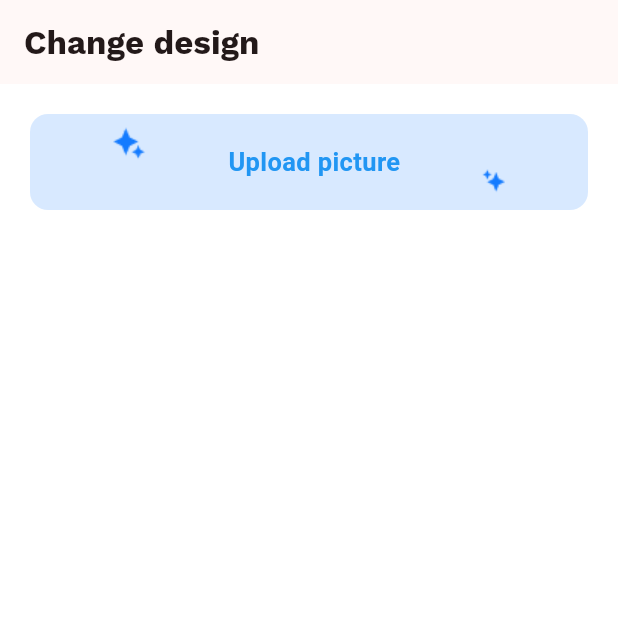
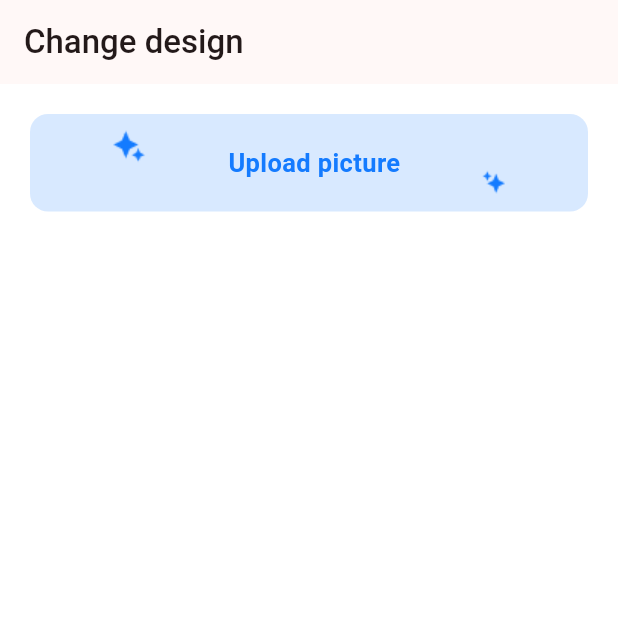
Before and after one commit to toseefkhan403/ImagePanningAssignment, a Flutter app: the screen it shows after launch, on a phone screen of 412 x 824 dp, the top half of it. Run offline on Flutter 3.47's test engine with Material 2 defaults, Android fonts, the phone set to English and light mode, and no system bars; drawn by our look-alikes of loader_overlay; our stand-ins replace fluttertoast, google_fonts, image_cropper, image_picker.

Commit message:
code optimizations and added card api response model

```diff
--- /dev/null
+++ b/lib/models/card_api_response_model.dart
@@ -0,0 +1,128 @@
+import 'dart:convert';
+
+CardApiResponse cardApiResponseFromJson(String str) =>
+    CardApiResponse.fromJson(json.decode(str));
+
+String cardApiResponseToJson(CardApiResponse data) =>
+    json.encode(data.toJson());
+
+class CardApiResponse {
+  final bool? success;
+  final bool? isAuth;
+  final String? message;
+  final List<Result>? result;
+
+  CardApiResponse({
+    this.success,
+    this.isAuth,
+    this.message,
+    required this.result,
+  });
+
+  factory CardApiResponse.fromJson(Map<String, dynamic> json) =>
+      CardApiResponse(
+        success: json["success"],
+        isAuth: json["isAuth"],
+        message: json["message"],
+        result: json["result"] == null
+            ? []
+            : List<Result>.from(json["result"]!.map((x) => Result.fromJson(x))),
+      );
+
+  Map<String, dynamic> toJson() => {
+        "success": success,
+        "isAuth": isAuth,
+        "message": message,
+        "result": result == null
+            ? []
+            : List<dynamic>.from(result!.map((x) => x.toJson())),
+      };
+}
+
+class Result {
+  final String? cardImageId;
+  final String? cardShortBgUrl;
+  final String? cardLongBgUrl;
+  final String? cardImageUrl;
+  final String? cardImageUrl2;
+  final String? cardImageUrl3;
+  final String? cardImageUrl4;
+  final String? categoryId;
+  final String? cardName;
+  final String? errorTextColor;
+  final String? cardDesignType;
+  final ResultCustomImageCardDesignInfo? customImageCardDesignInfo;
+  final bool? favouriteStatus;
+
+  Result({
+    this.cardImageId,
+    this.cardShortBgUrl,
+    this.cardLongBgUrl,
+    this.cardImageUrl,
+    this.cardImageUrl2,
+    this.cardImageUrl3,
+    this.cardImageUrl4,
+    this.categoryId,
+    this.cardName,
+    this.errorTextColor,
+    this.cardDesignType,
+    required this.customImageCardDesignInfo,
+    this.favouriteStatus,
+  });
+
+  factory Result.fromJson(Map<String, dynamic> json) => Result(
+        cardImageId: json["cardImageId"],
+        cardShortBgUrl: json["cardShortBgURL"],
+        cardLongBgUrl: json["cardLongBgURL"],
+        cardImageUrl: json["cardImageURL"],
+        cardImageUrl2: json["cardImageURL2"],
+        cardImageUrl3: json["cardImageURL3"],
+        cardImageUrl4: json["cardImageURL4"],
+        categoryId: json["categoryId"],
+        cardName: json["cardName"],
+        errorTextColor: json["errorTextColor"],
+        cardDesignType: json["cardDesignType"],
+        customImageCardDesignInfo: json["customImageCardDesignInfo"] == null
+            ? null
+            : ResultCustomImageCardDesignInfo.fromJson(
+                json["customImageCardDesignInfo"]),
+        favouriteStatus: json["favouriteStatus"],
+      );
+
+  Map<String, dynamic> toJson() => {
+        "cardImageId": cardImageId,
+        "cardShortBgURL": cardShortBgUrl,
+        "cardLongBgURL": cardLongBgUrl,
+        "cardImageURL": cardImageUrl,
+        "cardImageURL2": cardImageUrl2,
+        "cardImageURL3": cardImageUrl3,
+        "cardImageURL4": cardImageUrl4,
+        "categoryId": categoryId,
+        "cardName": cardName,
+        "errorTextColor": errorTextColor,
+        "cardDesignType": cardDesignType,
+        "customImageCardDesignInfo": customImageCardDesignInfo?.toJson(),
+        "favouriteStatus": favouriteStatus,
+      };
+}
+
+class ResultCustomImageCardDesignInfo {
+  final String? primaryColor;
+  final String? profileBannerImageUrl;
+
+  ResultCustomImageCardDesignInfo({
+    this.primaryColor,
+    required this.profileBannerImageUrl,
+  });
+
+  factory ResultCustomImageCardDesignInfo.fromJson(Map<String, dynamic> json) =>
+      ResultCustomImageCardDesignInfo(
+        primaryColor: json["primaryColor"],
+        profileBannerImageUrl: json["profileBannerImageURL"],
+      );
+
+  Map<String, dynamic> toJson() => {
+        "primaryColor": primaryColor,
+        "profileBannerImageURL": profileBannerImageUrl,
+      };
+}
--- a/lib/views/pages/home_page.dart
+++ b/lib/views/pages/home_page.dart
@@ -1,41 +1,40 @@
 import 'package:flutter/material.dart';
 import 'package:google_fonts/google_fonts.dart';
 import 'package:image_panning_assignment/views/utils/colors.dart';
-import 'package:image_panning_assignment/views/utils/image_picker_util.dart';
+import 'package:image_panning_assignment/views/utils/image_picker_bottom_sheet.dart';
 
-class HomePage extends StatefulWidget {
-  const HomePage({Key? key}) : super(key: key);
+class HomePage extends StatelessWidget {
+  const HomePage({super.key});
 
-  @override
-  State<HomePage> createState() => _HomePageState();
-}
-
-class _HomePageState extends State<HomePage> {
   @override
   Widget build(BuildContext context) {
     return Scaffold(
       appBar: AppBar(
-        title: const Text(
-          "Change design",
-          style: TextStyle(fontWeight: FontWeight.bold),
-        ),
+        title: Text("Change design",
+            style: GoogleFonts.roboto(
+              fontWeight: FontWeight.w500,
+            )),
       ),
       body: Container(
         color: AppColors.white,
         child: Column(
           children: [
-            uploadPictureButton(),
+            uploadPictureButton(context),
           ],
         ),
       ),
     );
   }
 
-  Widget uploadPictureButton() => Padding(
+  Widget uploadPictureButton(BuildContext context) => Padding(
         padding: const EdgeInsets.all(20),
         child: InkWell(
-          onTap: () => ImagePickerUtil.showPickImageBottomSheet(context),
+          onTap: () => showModalBottomSheet(
+            context: context,
+            builder: (c) => const ImagePickerBottomSheet(changeScreen: true),
+          ),
           child: Container(
+            height: 65,
             decoration: BoxDecoration(
               color: AppColors.secondaryColor,
               borderRadius: BorderRadius.circular(12),
@@ -44,21 +43,18 @@ class _HomePageState extends State<HomePage> {
               mainAxisAlignment: MainAxisAlignment.spaceEvenly,
               children: [
                 Padding(
-                  padding: const EdgeInsets.only(bottom: 25),
+                  padding: const EdgeInsets.only(bottom: 22),
                   child: Image.asset('assets/images/magicIcon1.png'),
                 ),
+                Text("Upload picture",
+                    style: GoogleFonts.roboto(
+                      textStyle: const TextStyle(
+                          color: AppColors.blue,
+                          fontSize: 17,
+                          fontWeight: FontWeight.w600),
+                    )),
                 Padding(
-                  padding: const EdgeInsets.symmetric(vertical: 20),
-                  child: Text("Upload picture",
-                      style: GoogleFonts.roboto(
-                        textStyle: const TextStyle(
-                            color: AppColors.blue,
-                            fontSize: 17,
-                            fontWeight: FontWeight.bold),
-                      )),
-                ),
-                Padding(
-                  padding: const EdgeInsets.only(top: 25),
+                  padding: const EdgeInsets.only(top: 26),
                   child: Image.asset('assets/images/magicIcon2.png'),
                 ),
               ],
--- a/lib/views/utils/colors.dart
+++ b/lib/views/utils/colors.dart
@@ -7,6 +7,6 @@ class AppColors {
   static const Color borderColor = Color(0xffD9D8D8);
   static const Color white = Color(0xffffffff);
   static const Color blueButtonColor = Color(0xffecf5ff);
-  static const Color blue = Colors.blue;
+  static const Color blue = Color(0xff147BFF);
   static final Color overlayColor = Colors.grey.withOpacity(0.4);
 }
```
Also changed, not shown: lib/viewmodels/local_image_viewmodel.dart (+5 -3 lines), lib/viewmodels/network_image_viewmodel.dart (+9 -8 lines), lib/views/pages/edit_image_page.dart (+12 -14 lines), lib/views/pages/final_image_view_page.dart (+8 -78 lines), lib/views/pages/pan_image_page.dart (+80 -63 lines), lib/views/pages/upload_page.dart (+23 -11 lines), lib/views/utils/dummy_data_widget.dart (added, +83 -0 lines), lib/views/utils/helper_widgets.dart (+10 -9 lines), lib/views/utils/image_picker_bottom_sheet.dart (renamed from lib/views/utils/image_picker_util.dart, +21 -16 lines).
